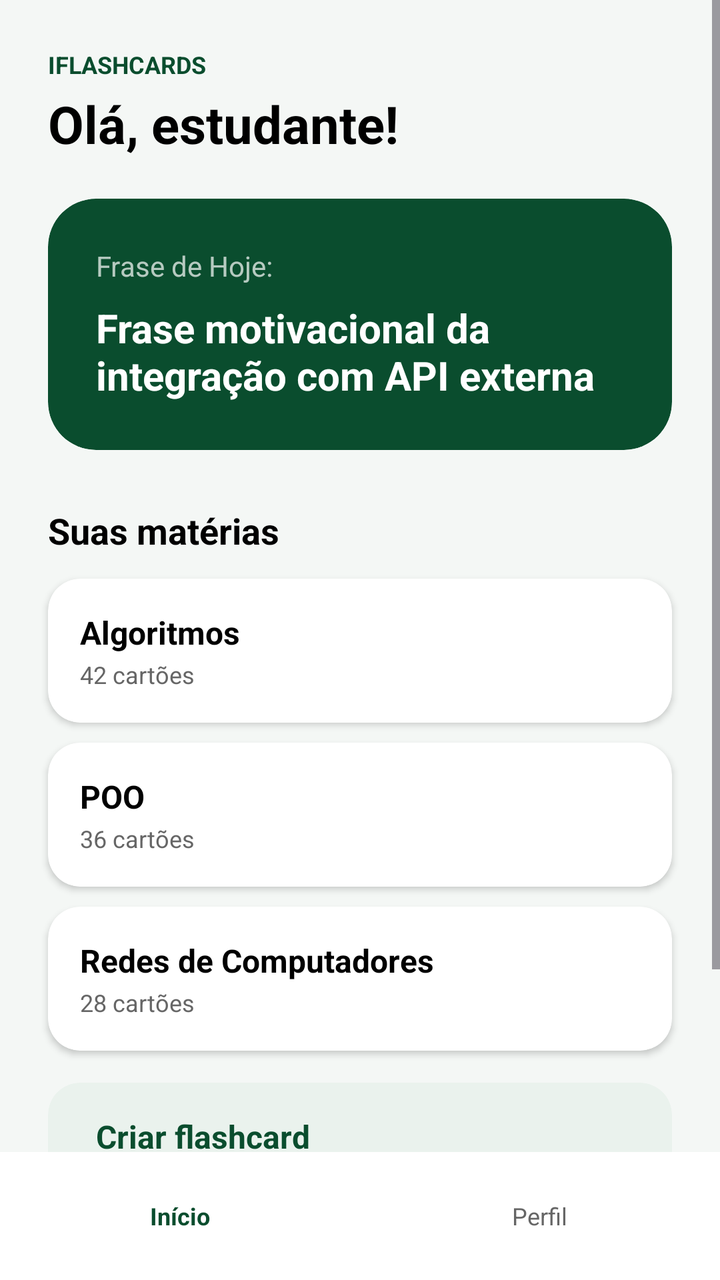
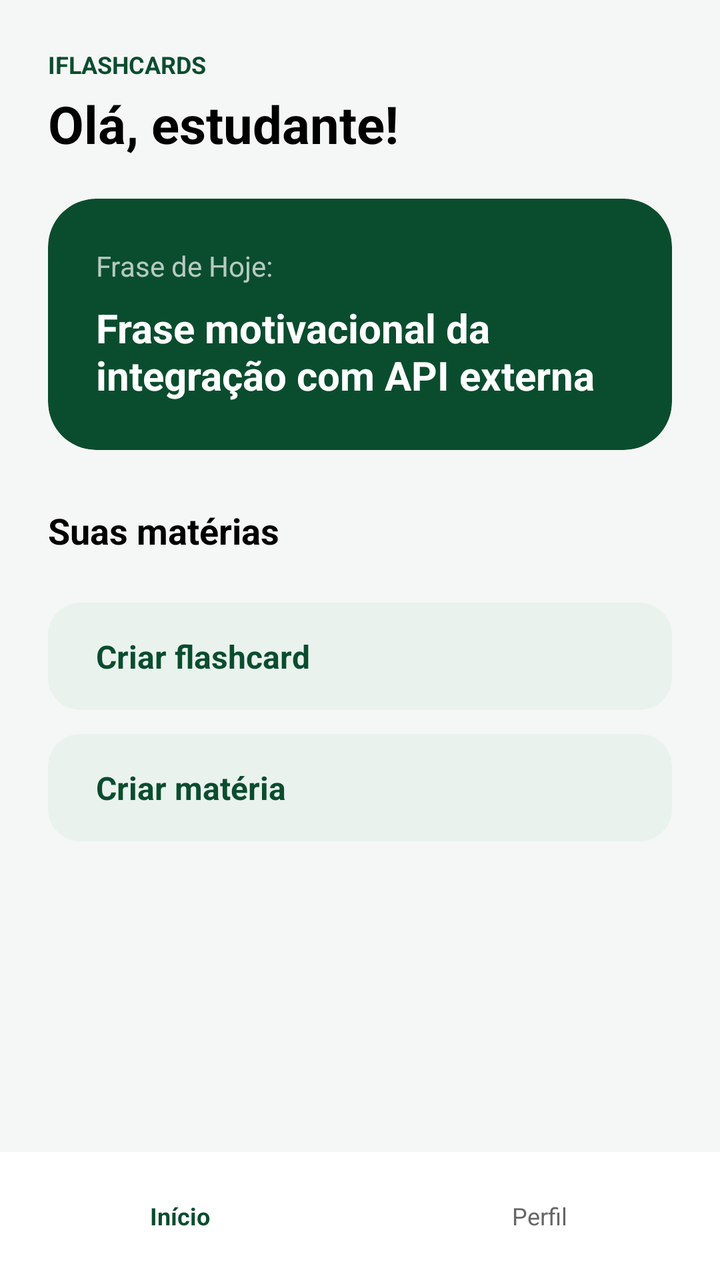

Two renders of the same Android screen: before a commit and after it. Below are the layout's source before the change and the commit's diff.
<!-- AndroidManifest.xml: application theme Theme.IFlashcards -->
<!-- res/layout/activity_main.xml -->
<?xml version="1.0" encoding="utf-8"?>
<androidx.constraintlayout.widget.ConstraintLayout xmlns:android="http://schemas.android.com/apk/res/android"
    xmlns:app="http://schemas.android.com/apk/res-auto"
    xmlns:tools="http://schemas.android.com/tools"
    android:id="@+id/main"
    android:layout_width="match_parent"
    android:layout_height="match_parent"
    android:background="@color/background_light"
    tools:context=".MainActivity">

    <ScrollView
        android:layout_width="0dp"
        android:layout_height="0dp"
        android:fillViewport="true"
        app:layout_constraintBottom_toTopOf="@id/navegacaoInferior"
        app:layout_constraintEnd_toEndOf="parent"
        app:layout_constraintStart_toStartOf="parent"
        app:layout_constraintTop_toTopOf="parent">

        <androidx.constraintlayout.widget.ConstraintLayout
            android:layout_width="match_parent"
            android:layout_height="wrap_content"
            android:paddingBottom="24dp">

            <TextView
                android:id="@+id/txtMarca"
                android:layout_width="wrap_content"
                android:layout_height="wrap_content"
                android:layout_marginStart="24dp"
                android:layout_marginTop="24dp"
                android:text="IFLASHCARDS"
                android:textColor="@color/primary_green"
                android:textSize="12sp"
                android:textStyle="bold"
                app:layout_constraintStart_toStartOf="parent"
                app:layout_constraintTop_toTopOf="parent" />

            <TextView
                android:id="@+id/txtSaudacao"
                android:layout_width="wrap_content"
                android:layout_height="wrap_content"
                android:layout_marginStart="24dp"
                android:layout_marginTop="4dp"
                android:text="Olá, estudante!"
                android:textColor="@color/black"
                android:textSize="26sp"
                android:textStyle="bold"
                app:layout_constraintStart_toStartOf="parent"
                app:layout_constraintTop_toBottomOf="@id/txtMarca" />

            <androidx.cardview.widget.CardView
                android:id="@+id/cardMotivacao"
                android:layout_width="0dp"
                android:layout_height="wrap_content"
                android:layout_marginStart="24dp"
                android:layout_marginTop="20dp"
                android:layout_marginEnd="24dp"
                app:cardBackgroundColor="@color/primary_green"
                app:cardCornerRadius="24dp"
                app:cardElevation="0dp"
                app:layout_constraintEnd_toEndOf="parent"
                app:layout_constraintStart_toStartOf="parent"
                app:layout_constraintTop_toBottomOf="@id/txtSaudacao">

                <LinearLayout
                    android:layout_width="match_parent"
                    android:layout_height="wrap_content"
                    android:orientation="vertical"
                    android:padding="24dp">

                    <TextView
                        android:layout_width="wrap_content"
                        android:layout_height="wrap_content"
                        android:text="Frase de Hoje:"
                        android:textColor="#B3FFFFFF"
                        android:textSize="14sp" />

                    <TextView
                        android:layout_width="wrap_content"
                        android:layout_height="wrap_content"
                        android:layout_marginTop="8dp"
                        android:text="Frase motivacional da integração com API externa"
                        android:textColor="@color/white"
                        android:textSize="20sp"
                        android:textStyle="bold" />

                </LinearLayout>
            </androidx.cardview.widget.CardView>

            <TextView
                android:id="@+id/txtTituloMaterias"
                android:layout_width="wrap_content"
                android:layout_height="wrap_content"
                android:layout_marginStart="24dp"
                android:layout_marginTop="28dp"
                android:text="Suas matérias"
                android:textColor="@color/black"
                android:textSize="18sp"
                android:textStyle="bold"
                app:layout_constraintStart_toStartOf="parent"
                app:layout_constraintTop_toBottomOf="@id/cardMotivacao" />

            <androidx.cardview.widget.CardView
                android:id="@+id/cardAlgoritmos"
                android:layout_width="0dp"
                android:layout_height="wrap_content"
                android:layout_marginStart="24dp"
                android:layout_marginTop="12dp"
                android:layout_marginEnd="24dp"
                app:cardBackgroundColor="@color/white"
                app:cardCornerRadius="16dp"
                app:cardElevation="2dp"
                app:layout_constraintEnd_toEndOf="parent"
                app:layout_constraintStart_toStartOf="parent"
                app:layout_constraintTop_toBottomOf="@id/txtTituloMaterias">

                <LinearLayout
                    android:layout_width="match_parent"
                    android:layout_height="wrap_content"
                    android:orientation="vertical"
                    android:padding="16dp">

                    <TextView
                        android:layout_width="wrap_content"
                        android:layout_height="wrap_content"
                        android:text="Algoritmos"
                        android:textColor="@color/black"
                        android:textSize="16sp"
                        android:textStyle="bold" />

                    <TextView
                        android:layout_width="wrap_content"
                        android:layout_height="wrap_content"
                        android:layout_marginTop="2dp"
                        android:text="42 cartões"
                        android:textColor="@color/text_muted"
                        android:textSize="12sp" />
                </LinearLayout>
            </androidx.cardview.widget.CardView>

            <androidx.cardview.widget.CardView
                android:id="@+id/cardPoo"
                android:layout_width="0dp"
                android:layout_height="wrap_content"
                android:layout_marginStart="24dp"
                android:layout_marginTop="10dp"
                android:layout_marginEnd="24dp"
                app:cardBackgroundColor="@color/white"
                app:cardCornerRadius="16dp"
                app:cardElevation="2dp"
                app:layout_constraintEnd_toEndOf="parent"
                app:layout_constraintStart_toStartOf="parent"
                app:layout_constraintTop_toBottomOf="@id/cardAlgoritmos">

                <LinearLayout
                    android:layout_width="match_parent"
                    android:layout_height="wrap_content"
                    android:orientation="vertical"
                    android:padding="16dp">

                    <TextView
                        android:layout_width="wrap_content"
                        android:layout_height="wrap_content"
                        android:text="POO"
                        android:textColor="@color/black"
                        android:textSize="16sp"
                        android:textStyle="bold" />

                    <TextView
                        android:layout_width="wrap_content"
                        android:layout_height="wrap_content"
                        android:layout_marginTop="2dp"
                        android:text="36 cartões"
                        android:textColor="@color/text_muted"
                        android:textSize="12sp" />
                </LinearLayout>
            </androidx.cardview.widget.CardView>

            <androidx.cardview.widget.CardView
                android:id="@+id/cardRedes"
                android:layout_width="0dp"
                android:layout_height="wrap_content"
                android:layout_marginStart="24dp"
                android:layout_marginTop="10dp"
                android:layout_marginEnd="24dp"
                app:cardBackgroundColor="@color/white"
                app:cardCornerRadius="16dp"
                app:cardElevation="2dp"
                app:layout_constraintEnd_toEndOf="parent"
                app:layout_constraintStart_toStartOf="parent"
                app:layout_constraintTop_toBottomOf="@id/cardPoo">

                <LinearLayout
                    android:layout_width="match_parent"
                    android:layout_height="wrap_content"
                    android:orientation="vertical"
                    android:padding="16dp">

                    <TextView
                        android:layout_width="wrap_content"
                        android:layout_height="wrap_content"
                        android:text="Redes de Computadores"
                        android:textColor="@color/black"
                        android:textSize="16sp"
                        android:textStyle="bold" />

                    <TextView
                        android:layout_width="wrap_content"
                        android:layout_height="wrap_content"
                        android:layout_marginTop="2dp"
                        android:text="28 cartões"
                        android:textColor="@color/text_muted"
                        android:textSize="12sp" />
                </LinearLayout>
            </androidx.cardview.widget.CardView>

            <androidx.cardview.widget.CardView
                android:id="@+id/cardCriarFlashcard"
                android:layout_width="0dp"
                android:layout_height="wrap_content"
                android:layout_marginStart="24dp"
                android:layout_marginTop="16dp"
                android:layout_marginEnd="24dp"
                app:cardBackgroundColor="@color/action_card_bg"
                app:cardCornerRadius="16dp"
                app:cardElevation="0dp"
                app:layout_constraintEnd_toEndOf="parent"
                app:layout_constraintStart_toStartOf="parent"
                app:layout_constraintTop_toBottomOf="@id/cardRedes">

                <androidx.constraintlayout.widget.ConstraintLayout
                    android:layout_width="match_parent"
                    android:layout_height="wrap_content"
                    android:padding="16dp">

                    <TextView
                        android:layout_width="0dp"
                        android:layout_height="wrap_content"
                        android:layout_marginStart="8dp"
                        android:text="Criar flashcard"
                        android:textColor="@color/primary_green"
                        android:textSize="16sp"
                        android:textStyle="bold"
                        app:layout_constraintBottom_toBottomOf="parent"
                        app:layout_constraintStart_toStartOf="parent"
                        app:layout_constraintTop_toTopOf="parent" />

                </androidx.constraintlayout.widget.ConstraintLayout>
            </androidx.cardview.widget.CardView>

            <androidx.cardview.widget.CardView
                android:id="@+id/cardCriarMateria"
                android:layout_width="0dp"
                android:layout_height="wrap_content"
                android:layout_marginStart="24dp"
                android:layout_marginTop="12dp"
                android:layout_marginEnd="24dp"
                app:cardBackgroundColor="@color/action_card_bg"
                app:cardCornerRadius="16dp"
                app:cardElevation="0dp"
                app:layout_constraintEnd_toEndOf="parent"
                app:layout_constraintStart_toStartOf="parent"
                app:layout_constraintTop_toBottomOf="@id/cardCriarFlashcard">

                <androidx.constraintlayout.widget.ConstraintLayout
                    android:layout_width="match_parent"
                    android:layout_height="wrap_content"
                    android:padding="16dp">

                    <TextView
                        android:layout_width="0dp"
                        android:layout_height="wrap_content"
                        android:layout_marginStart="8dp"
                        android:text="Criar matéria"
                        android:textColor="@color/primary_green"
                        android:textSize="16sp"
                        android:textStyle="bold"
                        app:layout_constraintBottom_toBottomOf="parent"
                        app:layout_constraintStart_toStartOf="parent"
                        app:layout_constraintTop_toTopOf="parent" />

                </androidx.constraintlayout.widget.ConstraintLayout>
            </androidx.cardview.widget.CardView>

        </androidx.constraintlayout.widget.ConstraintLayout>
    </ScrollView>

    <LinearLayout
        android:id="@+id/navegacaoInferior"
        android:layout_width="0dp"
        android:layout_height="64dp"
        android:background="@color/white"
        android:gravity="center"
        android:orientation="horizontal"
        app:layout_constraintBottom_toBottomOf="parent"
        app:layout_constraintEnd_toEndOf="parent"
        app:layout_constraintStart_toStartOf="parent">

        <LinearLayout
            android:layout_width="0dp"
            android:layout_height="match_parent"
            android:layout_weight="1"
            android:gravity="center"
            android:orientation="vertical">

            <TextView
                android:layout_width="wrap_content"
                android:layout_height="wrap_content"
                android:text="Início"
                android:textColor="@color/primary_green"
                android:textSize="12sp"
                android:textStyle="bold" />
        </LinearLayout>

        <LinearLayout
            android:layout_width="0dp"
            android:layout_height="match_parent"
            android:layout_weight="1"
            android:gravity="center"
            android:orientation="vertical">

            <TextView
                android:layout_width="wrap_content"
                android:layout_height="wrap_content"
                android:text="Perfil"
                android:textColor="@color/text_muted"
                android:textSize="12sp" />
        </LinearLayout>

    </LinearLayout>

</androidx.constraintlayout.widget.ConstraintLayout>
<!-- resources referenced by this layout -->
<resources>
  <color name="action_card_bg">#EAF2ED</color>
  <color name="background_light">#F4F7F5</color>
  <color name="black">#FF000000</color>
  <color name="primary_green">#0A4D2E</color>
  <color name="text_muted">#666666</color>
  <color name="white">#FFFFFFFF</color>
  <style name="Theme.IFlashcards" parent="Base.Theme.IFlashcards" />
  <style name="Base.Theme.IFlashcards" parent="Theme.Material3.DayNight.NoActionBar">
          
          
      </style>
</resources>

<!-- the commit's change to res/layout/activity_main.xml (unified diff, before → after) -->
@@ -100,119 +100,15 @@
                 app:layout_constraintStart_toStartOf="parent"
                 app:layout_constraintTop_toBottomOf="@id/cardMotivacao" />
 
-            <androidx.cardview.widget.CardView
-                android:id="@+id/cardAlgoritmos"
-                android:layout_width="0dp"
-                android:layout_height="wrap_content"
-                android:layout_marginStart="24dp"
-                android:layout_marginTop="12dp"
-                android:layout_marginEnd="24dp"
-                app:cardBackgroundColor="@color/white"
-                app:cardCornerRadius="16dp"
-                app:cardElevation="2dp"
-                app:layout_constraintEnd_toEndOf="parent"
-                app:layout_constraintStart_toStartOf="parent"
-                app:layout_constraintTop_toBottomOf="@id/txtTituloMaterias">
-
-                <LinearLayout
-                    android:layout_width="match_parent"
-                    android:layout_height="wrap_content"
-                    android:orientation="vertical"
-                    android:padding="16dp">
-
-                    <TextView
-                        android:layout_width="wrap_content"
-                        android:layout_height="wrap_content"
-                        android:text="Algoritmos"
-                        android:textColor="@color/black"
-                        android:textSize="16sp"
-                        android:textStyle="bold" />
-
-                    <TextView
-                        android:layout_width="wrap_content"
-                        android:layout_height="wrap_content"
-                        android:layout_marginTop="2dp"
-                        android:text="42 cartões"
-                        android:textColor="@color/text_muted"
-                        android:textSize="12sp" />
-                </LinearLayout>
-            </androidx.cardview.widget.CardView>
-
-            <androidx.cardview.widget.CardView
-                android:id="@+id/cardPoo"
-                android:layout_width="0dp"
-                android:layout_height="wrap_content"
-                android:layout_marginStart="24dp"
-                android:layout_marginTop="10dp"
-                android:layout_marginEnd="24dp"
-                app:cardBackgroundColor="@color/white"
-                app:cardCornerRadius="16dp"
-                app:cardElevation="2dp"
-                app:layout_constraintEnd_toEndOf="parent"
-                app:layout_constraintStart_toStartOf="parent"
-                app:layout_constraintTop_toBottomOf="@id/cardAlgoritmos">
-
-                <LinearLayout
-                    android:layout_width="match_parent"
-                    android:layout_height="wrap_content"
-                    android:orientation="vertical"
-                    android:padding="16dp">
-
-                    <TextView
-                        android:layout_width="wrap_content"
-                        android:layout_height="wrap_content"
-                        android:text="POO"
-                        android:textColor="@color/black"
-                        android:textSize="16sp"
-                        android:textStyle="bold" />
-
-                    <TextView
-                        android:layout_width="wrap_content"
-                        android:layout_height="wrap_content"
-                        android:layout_marginTop="2dp"
-                        android:text="36 cartões"
-                        android:textColor="@color/text_muted"
-                        android:textSize="12sp" />
-                </LinearLayout>
-            </androidx.cardview.widget.CardView>
-
-            <androidx.cardview.widget.CardView
-                android:id="@+id/cardRedes"
-                android:layout_width="0dp"
-                android:layout_height="wrap_content"
-                android:layout_marginStart="24dp"
-                android:layout_marginTop="10dp"
-                android:layout_marginEnd="24dp"
-                app:cardBackgroundColor="@color/white"
-                app:cardCornerRadius="16dp"
-                app:cardElevation="2dp"
-                app:layout_constraintEnd_toEndOf="parent"
-                app:layout_constraintStart_toStartOf="parent"
-                app:layout_constraintTop_toBottomOf="@id/cardPoo">
-
-                <LinearLayout
-                    android:layout_width="match_parent"
-                    android:layout_height="wrap_content"
-                    android:orientation="vertical"
-                    android:padding="16dp">
-
-                    <TextView
-                        android:layout_width="wrap_content"
-                        android:layout_height="wrap_content"
-                        android:text="Redes de Computadores"
-                        android:textColor="@color/black"
-                        android:textSize="16sp"
-                        android:textStyle="bold" />
-
-                    <TextView
-                        android:layout_width="wrap_content"
-                        android:layout_height="wrap_content"
-                        android:layout_marginTop="2dp"
-                        android:text="28 cartões"
-                        android:textColor="@color/text_muted"
-                        android:textSize="12sp" />
-                </LinearLayout>
-            </androidx.cardview.widget.CardView>
+            <LinearLayout
+                android:id="@+id/containerMaterias"
+                android:layout_width="0dp"
+                android:layout_height="wrap_content"
+                android:layout_marginTop="8dp"
+                android:orientation="vertical"
+                app:layout_constraintEnd_toEndOf="parent"
+                app:layout_constraintStart_toStartOf="parent"
+                app:layout_constraintTop_toBottomOf="@id/txtTituloMaterias" />
 
             <androidx.cardview.widget.CardView
                 android:id="@+id/cardCriarFlashcard"
@@ -226,7 +122,7 @@
                 app:cardElevation="0dp"
                 app:layout_constraintEnd_toEndOf="parent"
                 app:layout_constraintStart_toStartOf="parent"
-                app:layout_constraintTop_toBottomOf="@id/cardRedes">
+                app:layout_constraintTop_toBottomOf="@id/containerMaterias">
 
                 <androidx.constraintlayout.widget.ConstraintLayout
                     android:layout_width="match_parent"
